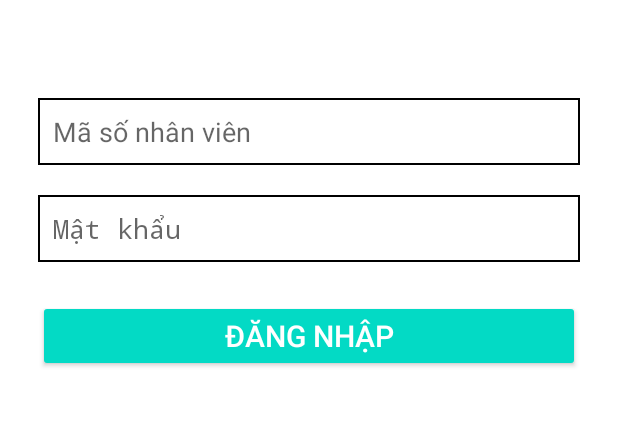
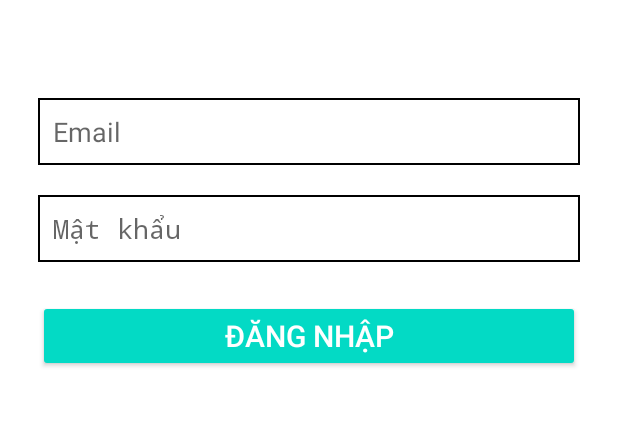
Before and after one commit to QUANG2911/DoAN, an Android app: the screen it shows after launch (DangNhapActivity), on a phone screen of 412 x 824 dp, the part 414-841 px from its top. Run offline under Robolectric (Android 15) with nearby library versions, the phone set to English and light mode, and no system bars; 1 statement that could not run was skipped.

Commit message:
cập nhật tên Edit mail ở đăng nhâp

```diff
--- a/app/src/main/res/layout/activity_dang_nhap.xml
+++ b/app/src/main/res/layout/activity_dang_nhap.xml
@@ -33,7 +33,7 @@
                 android:id="@+id/et_id"
                 android:layout_width="match_parent"
                 android:layout_height="match_parent"
-                android:hint="Mã số nhân viên"
+                android:hint="Email"
                 android:background="@drawable/vien"
                 android:padding="10dp"
                 android:layout_marginBottom="20dp"
```
